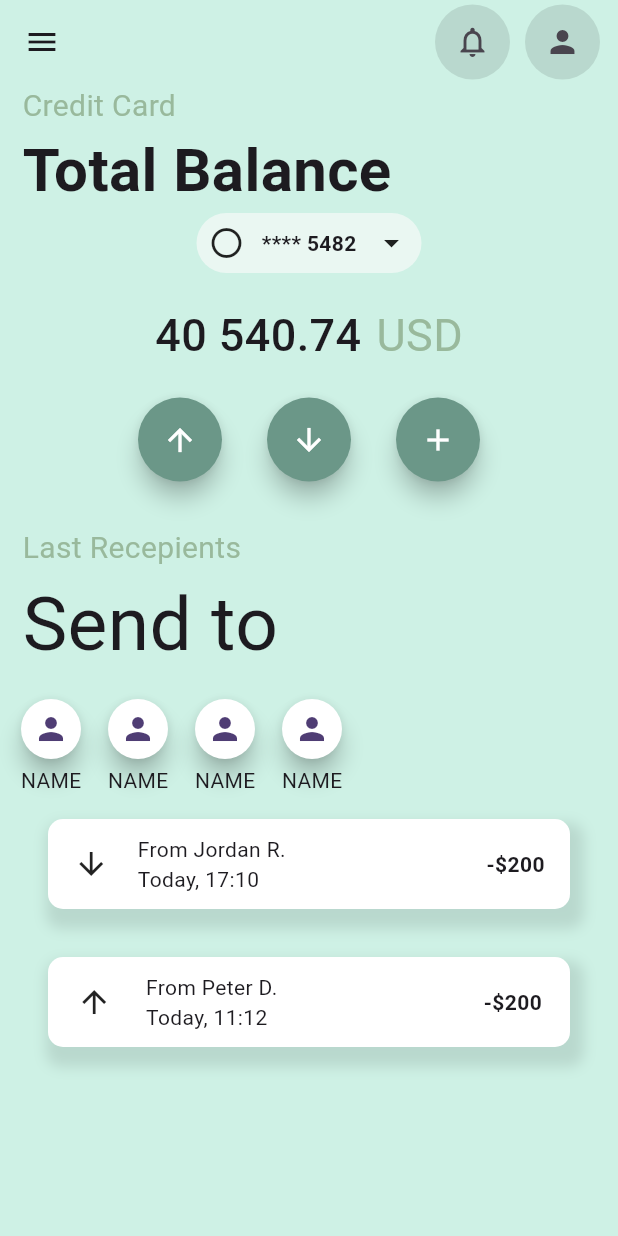
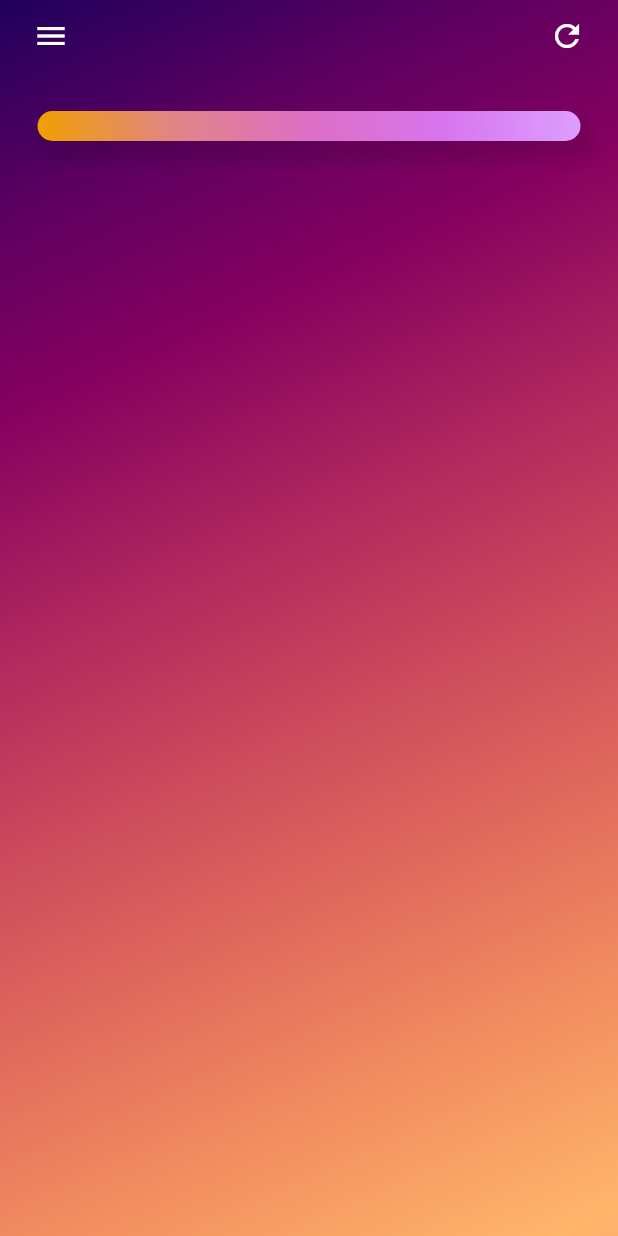
Before and after one commit to mateuszkasprzak94/custom_ui, a Flutter app: the screen it shows after launch, on a phone screen of 412 x 824 dp. Run offline on Flutter 3.47's test engine with Material 2 defaults, Android fonts, the light colour scheme and no system bars; missing offline and left inert: custom_switch_widget.

Commit message:
Bank Page Two

```diff
--- a/lib/main.dart
+++ b/lib/main.dart
@@ -1,6 +1,7 @@
 import 'package:flutter/material.dart';
 import 'package:ui_training/pages/bank.dart';
-import 'package:ui_training/pages/weather_screen.dart';
+import 'package:ui_training/pages/bank_two.dart';
+// import 'package:ui_training/pages/weather_screen.dart';
 
 void main() {
   runApp(const MyApp());
@@ -17,7 +18,7 @@ class MyApp extends StatelessWidget {
         colorScheme: ColorScheme.fromSeed(seedColor: Colors.deepPurple),
         useMaterial3: true,
       ),
-      home: const BankPage(),
+      home: const BankTwo(),
     );
   }
 }
--- a/lib/pages/bank.dart
+++ b/lib/pages/bank.dart
@@ -87,8 +87,7 @@ class CustomPayTwo extends StatelessWidget {
           ),
         ],
       ),
-      child: const Expanded(
-        child: Row(
+      child: const Row(
         mainAxisAlignment: MainAxisAlignment.spaceEvenly,
         children: [
           Icon(Icons.arrow_upward),
@@ -106,7 +105,6 @@ class CustomPayTwo extends StatelessWidget {
             style: TextStyle(fontWeight: FontWeight.w600),
           ),
         ],
-        ),
       ),
     );
   }
@@ -137,8 +135,7 @@ class CustomPayOne extends StatelessWidget {
           ),
         ],
       ),
-      child: const Expanded(
-        child: Row(
+      child: const Row(
         mainAxisAlignment: MainAxisAlignment.spaceEvenly,
         children: [
           Icon(Icons.arrow_downward),
@@ -156,7 +153,6 @@ class CustomPayOne extends StatelessWidget {
             style: TextStyle(fontWeight: FontWeight.w600),
           ),
         ],
-        ),
       ),
     );
   }
--- /dev/null
+++ b/lib/pages/bank_two.dart
@@ -0,0 +1,100 @@
+import 'package:flutter/material.dart';
+
+class BankTwo extends StatefulWidget {
+  const BankTwo({super.key});
+
+  @override
+  State<BankTwo> createState() => _BankTwoState();
+}
+
+class _BankTwoState extends State<BankTwo> {
+  @override
+  Widget build(BuildContext context) {
+    return Scaffold(
+      body: Container(
+          width: double.infinity,
+          height: double.infinity,
+          decoration: const BoxDecoration(
+            gradient: LinearGradient(
+              begin: Alignment.topLeft,
+              end: Alignment(0.8, 1),
+              colors: <Color>[
+                Color(0xff1f005c),
+                Color(0xff5b0060),
+                Color(0xff870160),
+                Color(0xffac255e),
+                Color(0xffca485c),
+                Color(0xffe16b5c),
+                Color(0xfff39060),
+                Color(0xffffb56b),
+              ],
+              tileMode: TileMode.mirror,
+            ),
+          ),
+          child: SafeArea(
+            child: Column(
+              children: [
+                Padding(
+                  padding: const EdgeInsets.symmetric(horizontal: 10),
+                  child: Row(
+                    mainAxisAlignment: MainAxisAlignment.spaceBetween,
+                    children: [
+                      IconButton(
+                        onPressed: () {},
+                        icon: const Icon(
+                          Icons.menu,
+                          color: Colors.white,
+                        ),
+                      ),
+                      IconButton(
+                        onPressed: () {},
+                        icon: const Icon(
+                          Icons.refresh,
+                          color: Colors.white,
+                        ),
+                      ),
+                    ],
+                  ),
+                ),
+                Container(
+                  margin: const EdgeInsets.symmetric(
+                        horizontal: 25,
+                        vertical: 10,
+                      ) +
+                      const EdgeInsets.only(top: 16),
+                  width: double.infinity,
+                  padding: const EdgeInsets.all(10),
+                  decoration: BoxDecoration(
+                    borderRadius: const BorderRadius.all(
+                      Radius.circular(32),
+                    ),
+                    gradient: const LinearGradient(
+                      begin: Alignment.bottomLeft,
+                      end: Alignment.topRight,
+                      colors: <Color>[
+                        Color(0xFFef9f00),
+                        Color(0xFFe18586),
+                        Color(0xFFdd6fc5),
+                        Color(0xFFd775ee),
+                        Color(0xFFdc9ffe),
+                      ],
+                      tileMode: TileMode.mirror,
+                    ),
+                    color: Colors.red,
+                    boxShadow: [
+                      BoxShadow(
+                        color: Colors.black.withOpacity(0.1),
+                        spreadRadius: 5,
+                        blurRadius: 7,
+                        offset: const Offset(4, 8),
+                      ),
+                    ],
+                  ),
+                  child: const Column(),
+                ),
+              ],
+            ),
+          )),
+    );
+  }
+}
```
Also changed, not shown: assets/bank_design2.png (added). Lines whose indentation alone changed are shown as unchanged.
